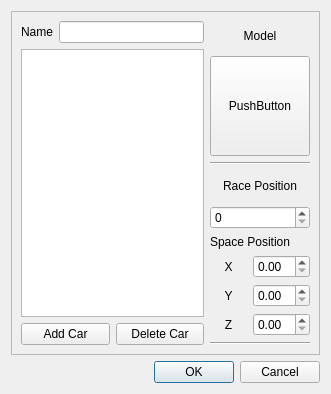
Qt form Ui/carswindowqt.ui (Vazquinhos/CatalunyaCircuit) before a commit.
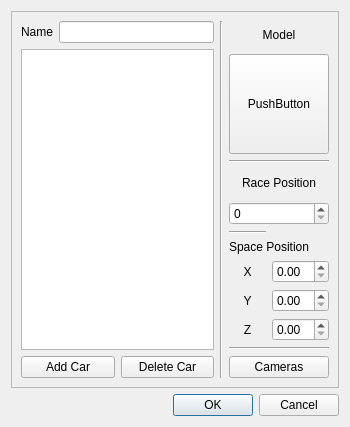
The same form after that commit.

Commit message: Añadido boton para que desde la ventana de cars se pueda ira a la ventana de camaras para editar sus camaras.

```diff
--- a/Ui/carswindowqt.ui
+++ b/Ui/carswindowqt.ui
@@ -6,8 +6,8 @@
    <rect>
     <x>0</x>
     <y>0</y>
-    <width>331</width>
-    <height>394</height>
+    <width>350</width>
+    <height>427</height>
    </rect>
   </property>
   <property name="windowTitle">
@@ -62,6 +62,13 @@
         </item>
        </layout>
       </item>
+      <item>
+       <widget class="Line" name="line_4">
+        <property name="orientation">
+         <enum>Qt::Vertical</enum>
+        </property>
+       </widget>
+      </item>
       <item>
        <layout class="QVBoxLayout" name="verticalLayout_2">
         <item>
@@ -109,7 +116,17 @@
         </item>
         <item>
          <layout class="QGridLayout" name="gridLayout">
-          <item row="1" column="0">
+          <item row="4" column="0">
+           <widget class="QLabel" name="label_5">
+            <property name="text">
+             <string>Z</string>
+            </property>
+            <property name="alignment">
+             <set>Qt::AlignCenter</set>
+            </property>
+           </widget>
+          </item>
+          <item row="2" column="0">
            <widget class="QLabel" name="label_2">
             <property name="text">
              <string>X</string>
@@ -119,7 +136,7 @@
             </property>
            </widget>
           </item>
-          <item row="2" column="0">
+          <item row="3" column="0">
            <widget class="QLabel" name="label_4">
             <property name="text">
              <string>Y</string>
@@ -129,32 +146,29 @@
             </property>
            </widget>
           </item>
-          <item row="2" column="1">
+          <item row="3" column="1">
            <widget class="QDoubleSpinBox" name="doubleSpinBox_2"/>
           </item>
-          <item row="1" column="1">
+          <item row="2" column="1">
            <widget class="QDoubleSpinBox" name="doubleSpinBox"/>
           </item>
-          <item row="0" column="0" colspan="2">
+          <item row="4" column="1">
+           <widget class="QDoubleSpinBox" name="doubleSpinBox_3"/>
+          </item>
+          <item row="1" column="0" colspan="2">
            <widget class="QLabel" name="label_3">
             <property name="text">
              <string>Space Position</string>
             </property>
            </widget>
           </item>
-          <item row="3" column="0">
-           <widget class="QLabel" name="label_5">
-            <property name="text">
-             <string>Z</string>
-            </property>
-            <property name="alignment">
-             <set>Qt::AlignCenter</set>
+          <item row="0" column="0">
+           <widget class="Line" name="line_3">
+            <property name="orientation">
+             <enum>Qt::Horizontal</enum>
             </property>
            </widget>
           </item>
-          <item row="3" column="1">
-           <widget class="QDoubleSpinBox" name="doubleSpinBox_3"/>
-          </item>
          </layout>
         </item>
         <item>
@@ -164,6 +178,13 @@
           </property>
          </widget>
         </item>
+        <item>
+         <widget class="QPushButton" name="pushButton_4">
+          <property name="text">
+           <string>Cameras</string>
+          </property>
+         </widget>
+        </item>
        </layout>
       </item>
      </layout>
```
The commit also changes 3 other files.
